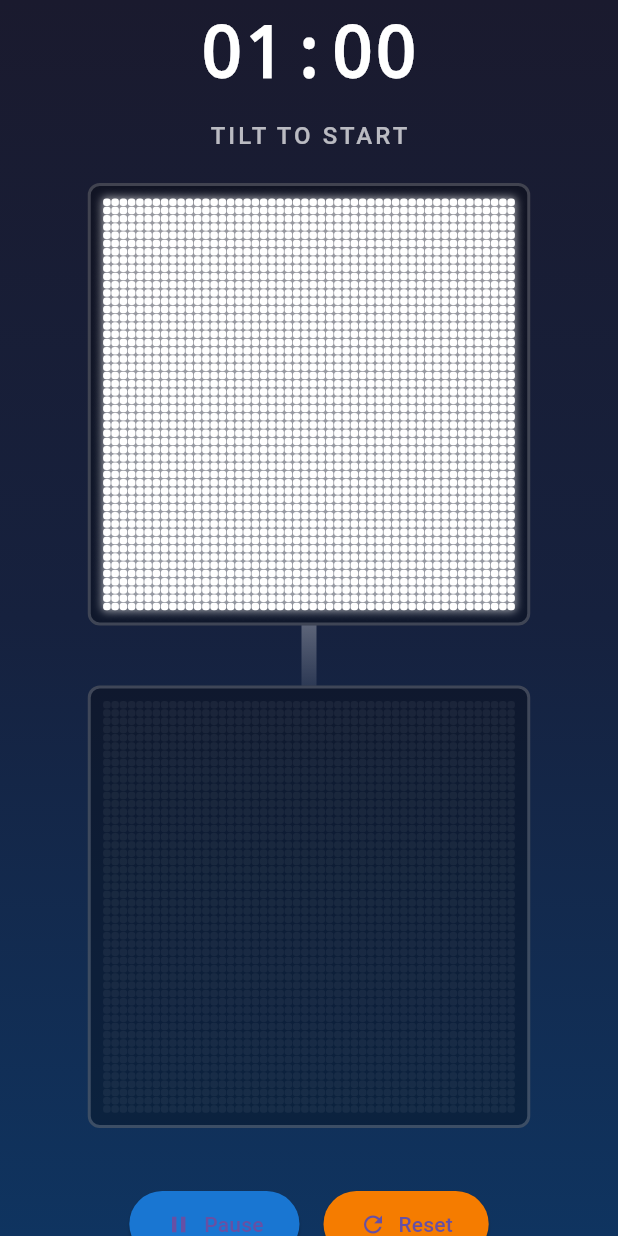
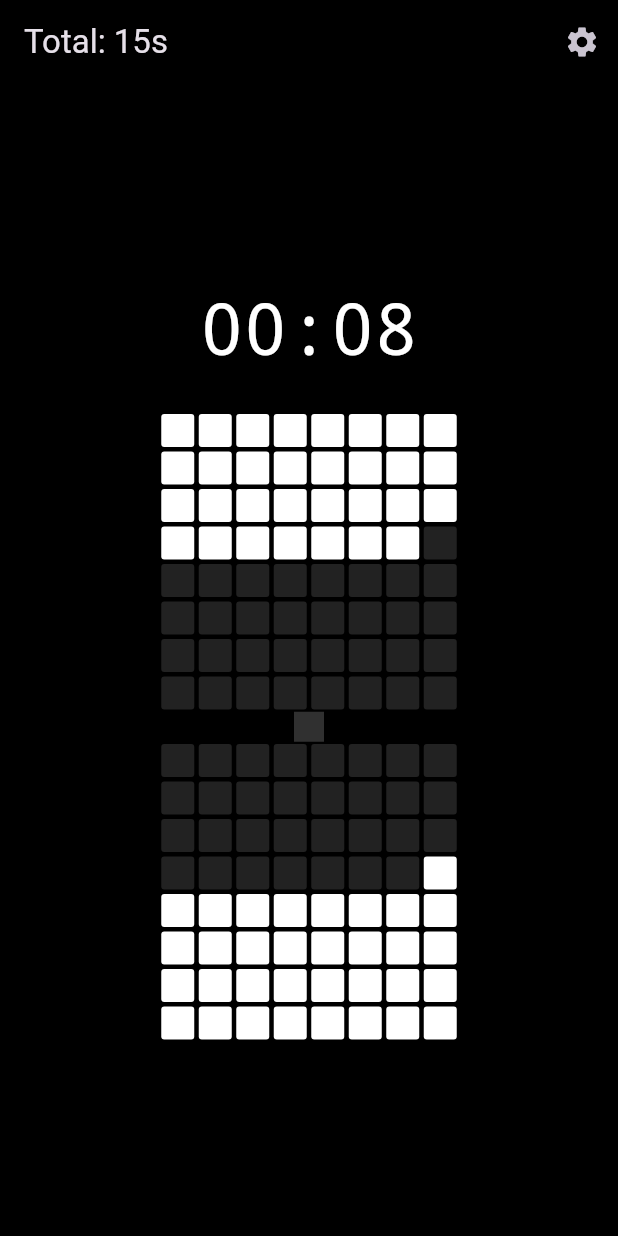
Before and after one commit to the-Sreejith/ourglass, a Flutter app: the screen it shows after launch, on a phone screen of 412 x 824 dp. Run offline on Flutter 3.47's test engine with Material 3 defaults, Android fonts, the phone set to English and light mode, and no system bars; our stand-ins replace sensors_plus.

Commit message:
different UI and approch

```diff
--- a/lib/hourglass_screen.dart
+++ b/lib/hourglass_screen.dart
@@ -1,361 +1,403 @@
-// hourglass_screen.dart
+import 'dart:async';
 import 'package:flutter/material.dart';
+import 'package:flutter/cupertino.dart'; // Import for CupertinoTimerPicker
 import 'sensor_service.dart';
-import 'dart:async';
 
-class HourglassScreen extends StatefulWidget {
-  const HourglassScreen({Key? key}) : super(key: key);
+class HourglassPage extends StatefulWidget {
+  const HourglassPage({super.key});
 
   @override
-  State<HourglassScreen> createState() => _HourglassScreenState();
+  State<HourglassPage> createState() => _HourglassPageState();
 }
 
-class _HourglassScreenState extends State<HourglassScreen> {
+class _HourglassPageState extends State<HourglassPage> {
   final SensorService _sensorService = SensorService();
+  StreamSubscription? _sensorSubscription;
+  Timer? _sandTimer;
 
-  // Grid dimensions (matching the image pattern)
-  static const int gridSize = 50;
-  static const int totalPixels = gridSize * gridSize;
+  DeviceOrientation _orientation = DeviceOrientation.upright;
+  bool _isFlowing = false;
 
-  List<List<bool>> topGrid = [];
-  List<List<bool>> bottomGrid = [];
+  // Constants for the hourglass
+  static const int _totalSand = 100; // Total "units" of sand
+  static const int _gridCells = 64; // 8x8 grid
 
-  int _remainingSeconds = 60;
-  Timer? _countdownTimer;
-  Timer? _sandFlowTimer;
-  bool _isFlowing = false;
-  bool _isPaused = false;
-  double _currentDirection = 0.0;
+  // State for editable time
+  double _totalDurationInSeconds = 15.0; // Default time: 15 seconds
+  late Duration _sandTickDuration; // Will be calculated based on total time
+  double _timeLeftInSeconds = 0.0; // State for time left display
+
+  // State of the sand
+  int _topSand = _totalSand;
+  int _bottomSand = 0;
 
   @override
   void initState() {
     super.initState();
-    _initializeGrids();
-    _sensorService.startListening(_onTiltChanged);
+    _timeLeftInSeconds = _totalDurationInSeconds; // Initialize time left
+    _updateTickDuration(); // Calculate initial tick duration
+    // Start the sensor service and listen for changes.
+    _sensorService.start();
+    _sensorSubscription =
+        _sensorService.orientationStream.listen(_handleOrientationChange);
+    // Start the flow immediately if the phone is upright.
+    _startFlow();
   }
 
-  void _initializeGrids() {
-    // Fill top grid completely
-    topGrid = List.generate(
-      gridSize,
-      (i) => List.generate(gridSize, (j) => true),
-    );
-
-    // Empty bottom grid
-    bottomGrid = List.generate(
-      gridSize,
-      (i) => List.generate(gridSize, (j) => false),
-    );
+  @override
+  void dispose() {
+    // Clean up all streams and timers.
+    _sensorSubscription?.cancel();
+    _sensorService.dispose();
+    _sandTimer?.cancel();
+    super.dispose();
   }
 
-  void _onTiltChanged(double direction, bool isFlowing) {
+  // Calculate how long each "unit" of sand should take to fall.
+  void _updateTickDuration() {
+    // Ensure duration is at least 1 second to prevent issues
+    if (_totalDurationInSeconds < 1) _totalDurationInSeconds = 1;
+    // Calculate milliseconds per tick
+    final int tickMillis = (_totalDurationInSeconds * 1000) ~/ _totalSand;
+    // Ensure tick is at least 1ms
+    _sandTickDuration = Duration(milliseconds: tickMillis > 0 ? tickMillis : 1);
+
+    // If flowing, restart the timer with the new duration
+    if (_isFlowing) {
+      _stopFlow();
+      _startFlow();
+    }
+  }
+
+  void _handleOrientationChange(DeviceOrientation newOrientation) {
+    if (newOrientation == _orientation) return;
+
     setState(() {
-      _currentDirection = direction;
-      _isFlowing = isFlowing;
+      _orientation = newOrientation;
+    });
 
-      if (isFlowing && !_isPaused) {
-        if (_countdownTimer == null || !_countdownTimer!.isActive) {
-          _startTimer();
+    // Logic to flip the hourglass when turned upside down.
+    if (_orientation == DeviceOrientation.upright && _topSand == 0) {
+      _flipSand();
+    } else if (_orientation == DeviceOrientation.upsideDown && _bottomSand == 0) {
+      _flipSand();
     }
-        if (_sandFlowTimer == null || !_sandFlowTimer!.isActive) {
-          _startSandFlow(direction > 0);
+
+    // Start or stop the flow based on orientation.
+    if (_orientation == DeviceOrientation.upright ||
+        _orientation == DeviceOrientation.upsideDown) {
+      _startFlow();
+    } else {
+      _stopFlow();
     }
+  }
+
+  void _flipSand() {
+    setState(() {
+      int temp = _topSand;
+      _topSand = _bottomSand;
+      _bottomSand = temp;
+
+      // Recalculate time left based on the new "active" bulb
+      int activeSand =
+          (_orientation == DeviceOrientation.upright) ? _topSand : _bottomSand;
+      if (activeSand == 0) {
+        _timeLeftInSeconds = 0.0;
       } else {
-        _sandFlowTimer?.cancel();
-        _sandFlowTimer = null;
+        _timeLeftInSeconds =
+            _totalDurationInSeconds * (activeSand / _totalSand);
       }
     });
   }
 
-  void _startTimer() {
-    _countdownTimer = Timer.periodic(const Duration(seconds: 1), (timer) {
-      setState(() {
-        if (_remainingSeconds > 0) {
-          _remainingSeconds--;
-        } else {
-          _countdownTimer?.cancel();
-          _sandFlowTimer?.cancel();
-          _isPaused = true;
-        }
-      });
-    });
+  void _startFlow() {
+    // Don't start a new timer if one is already running.
+    if (_isFlowing) return;
+
+    // Check if sand can flow in the current orientation.
+    if (_orientation == DeviceOrientation.upright && _topSand == 0) return;
+    if (_orientation == DeviceOrientation.upsideDown && _bottomSand == 0) {
+      return;
     }
 
-  void _startSandFlow(bool topToBottom) {
-    _sandFlowTimer = Timer.periodic(const Duration(milliseconds: 100), (timer) {
-      if (!_isPaused && _isFlowing) {
-        setState(() {
-          _flowSand(topToBottom);
-        });
-      }
-    });
+    _isFlowing = true;
+    // Start a periodic timer to move the sand.
+    _sandTimer = Timer.periodic(_sandTickDuration, _tick);
   }
 
-  void _flowSand(bool topToBottom) {
-    if (topToBottom) {
-      // Flow from top to bottom
-      int topCount = _countFilledPixels(topGrid);
-      int bottomCount = _countFilledPixels(bottomGrid);
+  void _stopFlow() {
+    _sandTimer?.cancel();
+    _isFlowing = false;
+  }
 
-      if (topCount > 0 && bottomCount < totalPixels) {
-        _removePixelFromGrid(topGrid);
-        _addPixelToGrid(bottomGrid);
+  void _tick(Timer timer) {
+    // This function runs every time the timer "ticks".
+    if (!mounted) {
+      timer.cancel();
+      return;
     }
-    } else {
-      // Flow from bottom to top
-      int bottomCount = _countFilledPixels(bottomGrid);
-      int topCount = _countFilledPixels(topGrid);
 
-      if (bottomCount > 0 && topCount < totalPixels) {
-        _removePixelFromGrid(bottomGrid);
-        _addPixelToGrid(topGrid);
+    bool isFlowing = false;
+    int activeSand = 0;
+
+    // Handle sand flow for upright orientation
+    if (_orientation == DeviceOrientation.upright) {
+      if (_topSand > 0) {
+        _topSand--;
+        _bottomSand++;
+        activeSand = _topSand;
+        isFlowing = true;
       }
+      // Handle sand flow for upside-down orientation
+    } else if (_orientation == DeviceOrientation.upsideDown) {
+      if (_bottomSand > 0) {
+        _bottomSand--;
+        _topSand++;
+        activeSand = _bottomSand;
+        isFlowing = true;
       }
     }
 
-  int _countFilledPixels(List<List<bool>> grid) {
-    int count = 0;
-    for (var row in grid) {
-      for (var pixel in row) {
-        if (pixel) count++;
-      }
-    }
-    return count;
-  }
-
-  void _removePixelFromGrid(List<List<bool>> grid) {
-    // Remove from bottom up (gravity effect)
-    for (int i = gridSize - 1; i >= 0; i--) {
-      for (int j = gridSize - 1; j >= 0; j--) {
-        if (grid[i][j]) {
-          grid[i][j] = false;
-          return;
-        }
-      }
+    if (isFlowing) {
+      setState(() {
+        _timeLeftInSeconds =
+            _totalDurationInSeconds * (activeSand / _totalSand);
+      });
+    } else {
+      // Stop flowing if tilted or empty
+      _stopFlow();
+      setState(() {
+        _timeLeftInSeconds = 0.0;
+      });
     }
   }
 
-  void _addPixelToGrid(List<List<bool>> grid) {
-    // Add from bottom up (gravity effect)
-    for (int i = gridSize - 1; i >= 0; i--) {
-      for (int j = 0; j < gridSize; j++) {
-        if (!grid[i][j]) {
-          grid[i][j] = true;
-          return;
-        }
-      }
-    }
+  // Format seconds into MM:SS string
+  String _formatTime(double seconds) {
+    // Ceil to show 0:01 instead of 0:00 for the last bit
+    int totalSeconds = seconds.ceil();
+    if (totalSeconds < 0) totalSeconds = 0;
+
+    int min = totalSeconds ~/ 60;
+    int sec = totalSeconds % 60;
+
+    return '${min.toString().padLeft(2, '0')}:${sec.toString().padLeft(2, '0')}';
   }
 
-  void _reset() {
+  // Show the dialog to edit the time
+  void _showTimeEditDialog() {
+    // Use a temporary variable for the picker
+    Duration newDuration = Duration(seconds: _totalDurationInSeconds.round());
+    showDialog(
+      context: context,
+      builder: (context) {
+        // Use StatefulBuilder to update the slider's label in the dialog
+        return StatefulBuilder(
+          builder: (context, setDialogState) {
+            return AlertDialog(
+              title: const Text('Set Hourglass Time'),
+              contentPadding: const EdgeInsets.only(top: 12.0),
+              content: SizedBox(
+                height: 180,
+                width: double.maxFinite, // <--- This is the fix
+                child: CupertinoTimerPicker(
+                  mode: CupertinoTimerPickerMode.ms, // Minutes and Seconds
+                  initialTimerDuration: newDuration,
+                  onTimerDurationChanged: (value) {
+                    setDialogState(() {
+                      newDuration = value;
+                    });
+                  },
+                ),
+              ),
+              actions: [
+                TextButton(
+                  child: const Text('Cancel'),
+                  onPressed: () => Navigator.of(context).pop(),
+                ),
+                TextButton(
+                  child: const Text('Set'),
+                  onPressed: () {
                     setState(() {
-      _initializeGrids();
-      _remainingSeconds = 60;
-      _isPaused = false;
-      _currentDirection = 0.0;
-      _countdownTimer?.cancel();
-      _countdownTimer = null;
-      _sandFlowTimer?.cancel();
-      _sandFlowTimer = null;
-    });
-  }
+                      double newTime = newDuration.inSeconds.toDouble();
+                      if (newTime < 1.0) newTime = 1.0; // Min 1 second
 
-  void _togglePause() {
-    setState(() {
-      _isPaused = !_isPaused;
-      if (_isPaused) {
-        _countdownTimer?.cancel();
-        _sandFlowTimer?.cancel();
-      } else if (_isFlowing) {
-        _startTimer();
-        _startSandFlow(_currentDirection > 0);
+                      _totalDurationInSeconds = newTime;
+                      _updateTickDuration(); // Apply the new time
+
+                      // Reset sand
+                      _topSand = _totalSand;
+                      _bottomSand = 0;
+                      _timeLeftInSeconds = _totalDurationInSeconds;
+
+                      // Restart flow
+                      _stopFlow();
+                      if (_orientation == DeviceOrientation.upright ||
+                          _orientation == DeviceOrientation.upsideDown) {
+                        _startFlow();
                       }
                     });
-  }
-
-  @override
-  void dispose() {
-    _sensorService.dispose();
-    _countdownTimer?.cancel();
-    _sandFlowTimer?.cancel();
-    super.dispose();
+                    Navigator.of(context).pop();
+                  },
+                ),
+              ],
+            );
+          },
+        );
+      },
+    );
   }
 
   @override
   Widget build(BuildContext context) {
+    // Calculate the fill fraction for each bulb.
+    double topFraction = _topSand / _totalSand;
+    double bottomFraction = _bottomSand / _totalSand;
+
     return Scaffold(
-      body: Container(
-        decoration: const BoxDecoration(
-          gradient: LinearGradient(
-            begin: Alignment.topCenter,
-            end: Alignment.bottomCenter,
-            colors: [Color(0xFF1a1a2e), Color(0xFF16213e), Color(0xFF0f3460)],
+      backgroundColor: Colors.black,
+      appBar: AppBar(
+        backgroundColor: Colors.transparent,
+        elevation: 0,
+        title: Text(
+            'Total: ${_totalDurationInSeconds.toStringAsFixed(0)}s'),
+        actions: [
+          IconButton(
+            icon: const Icon(Icons.settings),
+            onPressed: _showTimeEditDialog,
           ),
+        ],
       ),
-        child: SafeArea(
+      body: Center(
         child: Column(
           mainAxisAlignment: MainAxisAlignment.center,
           children: [
             Text(
-                _formatTime(_remainingSeconds),
+              _formatTime(_timeLeftInSeconds),
               style: const TextStyle(
                 fontSize: 48,
-                  fontWeight: FontWeight.bold,
                 color: Colors.white,
-                  fontFamily: 'monospace',
+                fontWeight: FontWeight.w200,
+                fontFamily: 'monospace', // Gives it a nice "digital" look
               ),
             ),
-              const SizedBox(height: 10),
-              Text(
-                _isPaused
-                    ? 'PAUSED'
-                    : (_isFlowing ? 'FLOWING...' : 'TILT TO START'),
-                style: TextStyle(
-                  fontSize: 16,
-                  fontWeight: FontWeight.w500,
-                  color: _isFlowing ? Colors.greenAccent : Colors.white70,
-                  letterSpacing: 2,
-                ),
-              ),
-              // const SizedBox(height: 10),
-              // Direction indicator
-              // Text(
-              //   'Direction: ${_currentDirection.toStringAsFixed(2)}',
-              //   style: TextStyle(
-              //     fontSize: 14,
-              //     color: Colors.white60,
-              //     fontFamily: 'monospace',
-              //   ),
-              // ),
             const SizedBox(height: 20),
-              _buildPixelatedHourglass(),
-              const SizedBox(height: 40),
-              Row(
-                mainAxisAlignment: MainAxisAlignment.center,
-                children: [
-                  ElevatedButton.icon(
-                    onPressed: _togglePause,
-                    icon: Icon(_isPaused ? Icons.play_arrow : Icons.pause),
-                    label: Text(_isPaused ? 'Resume' : 'Pause'),
-                    style: ElevatedButton.styleFrom(
-                      backgroundColor: Colors.blue[700],
-                      padding: const EdgeInsets.symmetric(
-                        horizontal: 24,
-                        vertical: 12,
-                      ),
-                    ),
-                  ),
-                  const SizedBox(width: 16),
-                  ElevatedButton.icon(
-                    onPressed: _reset,
-                    icon: const Icon(Icons.refresh),
-                    label: const Text('Reset'),
-                    style: ElevatedButton.styleFrom(
-                      backgroundColor: Colors.orange[700],
-                      padding: const EdgeInsets.symmetric(
-                        horizontal: 24,
-                        vertical: 12,
-                      ),
-                    ),
-                  ),
-                ],
+            PixelHourglass(
+              topSandFraction: topFraction,
+              bottomSandFraction: bottomFraction,
+              totalGridCells: _gridCells,
             ),
           ],
         ),
       ),
-      ),
     );
   }
+}
 
-  Widget _buildPixelatedHourglass() {
-    const double pixelSize = 5.0;
-    const double pixelGap = 0.5;
-    const double neckHeight = 40.0;
+// A widget to render the hourglass shape with pixel bulbs.
+class PixelHourglass extends StatelessWidget {
+  const PixelHourglass({
+    super.key,
+    required this.topSandFraction,
+    required this.bottomSandFraction,
+    required this.totalGridCells,
+  });
+
+  final double topSandFraction;
+  final double bottomSandFraction;
+  final int totalGridCells;
+
+  @override
+  Widget build(BuildContext context) {
+    // Calculate the number of "full" pixels in each bulb.
+    final int topFullCells = (topSandFraction * totalGridCells).round();
+    final int bottomFullCells = (bottomSandFraction * totalGridCells).round();
 
     return Column(
       mainAxisSize: MainAxisSize.min,
       children: [
-        // Top grid
-        _buildPixelGrid(topGrid, pixelSize, pixelGap),
-
-        // Neck/connector
+        // Top Bulb
+        _PixelBulb(
+          sandCellCount: topFullCells,
+          totalCellCount: totalGridCells,
+          isTop: true,
+        ),
+        // Neck of the hourglass
         Container(
-          width: pixelSize * 2,
-          height: neckHeight,
-          decoration: BoxDecoration(
-            gradient: LinearGradient(
-              begin: Alignment.topCenter,
-              end: Alignment.bottomCenter,
-              colors: [
-                Colors.white.withOpacity(0.3),
-                Colors.white.withOpacity(0.1),
-              ],
+          width: 20, // Wider neck for pixel style
+          height: 20,
+          color: Colors.grey[850],
         ),
+        // Bottom Bulb
+        _PixelBulb(
+          sandCellCount: bottomFullCells,
+          totalCellCount: totalGridCells,
+          isTop: false,
         ),
-          child: _isFlowing && !_isPaused
-              ? Center(
-                  child: Container(
-                    width: 4,
-                    height: neckHeight,
-                    color: Colors.white,
-                  ),
-                )
-              : null,
-        ),
-
-        // Bottom grid
-        _buildPixelGrid(bottomGrid, pixelSize, pixelGap),
       ],
     );
   }
+}
 
-  Widget _buildPixelGrid(
-    List<List<bool>> grid,
-    double pixelSize,
-    double pixelGap,
-  ) {
+// A widget to render one bulb (top or bottom) of the hourglass.
+class _PixelBulb extends StatelessWidget {
+  const _PixelBulb({
+    required this.sandCellCount,
+    required this.totalCellCount,
+    required this.isTop,
+  });
+
+  final int sandCellCount;
+  final int totalCellCount;
+  final bool isTop;
+
+  @override
+  Widget build(BuildContext context) {
+    // Use a fixed-size container to hold the grid.
     return Container(
-      padding: const EdgeInsets.all(8),
-      decoration: BoxDecoration(
-        color: Colors.black.withOpacity(0.3),
-        borderRadius: BorderRadius.circular(8),
-        border: Border.all(color: Colors.white.withOpacity(0.2), width: 2),
+      width: 200,
+      height: 200,
+      child: GridView.builder(
+        physics: const NeverScrollableScrollPhysics(), // Disable scrolling
+        itemCount: totalCellCount,
+        gridDelegate: const SliverGridDelegateWithFixedCrossAxisCount(
+          crossAxisCount: 8, // 8x8 grid
         ),
-      child: Column(
-        children: List.generate(gridSize, (i) {
-          return Row(
-            mainAxisSize: MainAxisSize.min,
-            children: List.generate(gridSize, (j) {
-              return Container(
-                width: pixelSize,
-                height: pixelSize,
-                margin: EdgeInsets.all(pixelGap / 2),
-                decoration: BoxDecoration(
-                  color: grid[i][j]
-                      ? Colors.white
-                      : Colors.white.withOpacity(0.05),
-                  borderRadius: BorderRadius.circular(2),
-                  boxShadow: grid[i][j]
-                      ? [
-                          BoxShadow(
-                            color: Colors.white.withOpacity(0.5),
-                            blurRadius: 4,
-                            spreadRadius: 1,
-                          ),
-                        ]
-                      : null,
-                ),
-              );
-            }),
-          );
-        }),
+        itemBuilder: (context, index) {
+          bool isFull;
+
+          if (isTop) {
+            // In the top bulb, sand drains from the bottom.
+            // We fill pixels from the top down.
+            isFull = index < sandCellCount;
+          } else {
+            // In the bottom bulb, sand fills from the bottom up.
+            isFull = index >= (totalCellCount - sandCellCount);
+          }
+
+          return _Pixel(isFull: isFull);
+        },
       ),
     );
   }
+}
 
-  String _formatTime(int seconds) {
-    int minutes = seconds ~/ 60;
-    int secs = seconds % 60;
-    return '${minutes.toString().padLeft(2, '0')}:${secs.toString().padLeft(2, '0')}';
+// A single "pixel" in our grid.
+class _Pixel extends StatelessWidget {
+  const _Pixel({required this.isFull});
+
+  final bool isFull;
+
+  @override
+  Widget build(BuildContext context) {
+    return Container(
+      margin: const EdgeInsets.all(1.5), // Creates the grid line effect
+      decoration: BoxDecoration(
+        color: isFull
+            ? Colors.white
+            : const Color(0xFF222222), // "On" vs "Off"
+        borderRadius: BorderRadius.circular(2),
+      ),
+    );
   }
 }
--- a/lib/main.dart
+++ b/lib/main.dart
@@ -1,23 +1,20 @@
-// main.dart
 import 'package:flutter/material.dart';
-import 'hourglass_screen.dart';
+import 'hourglass_screen.dart'; // Import the new screen
 
 void main() {
   runApp(const HourglassApp());
 }
 
 class HourglassApp extends StatelessWidget {
-  const HourglassApp({Key? key}) : super(key: key);
+  const HourglassApp({super.key});
 
   @override
   Widget build(BuildContext context) {
     return MaterialApp(
-      title: 'Pixelated Hourglass',
-      theme: ThemeData(
-        primarySwatch: Colors.blue,
-        scaffoldBackgroundColor: const Color(0xFF1a1a2e),
-      ),
-      home: const HourglassScreen(),
+      title: 'Pixel Hourglass',
+      theme: ThemeData.dark(),
+      // The home is now the HourglassPage from the new file
+      home: const HourglassPage(),
     );
   }
 }
```
Also changed, not shown: lib/sensor_service.dart (+51 -37 lines). Lines whose indentation alone changed are shown as unchanged.
